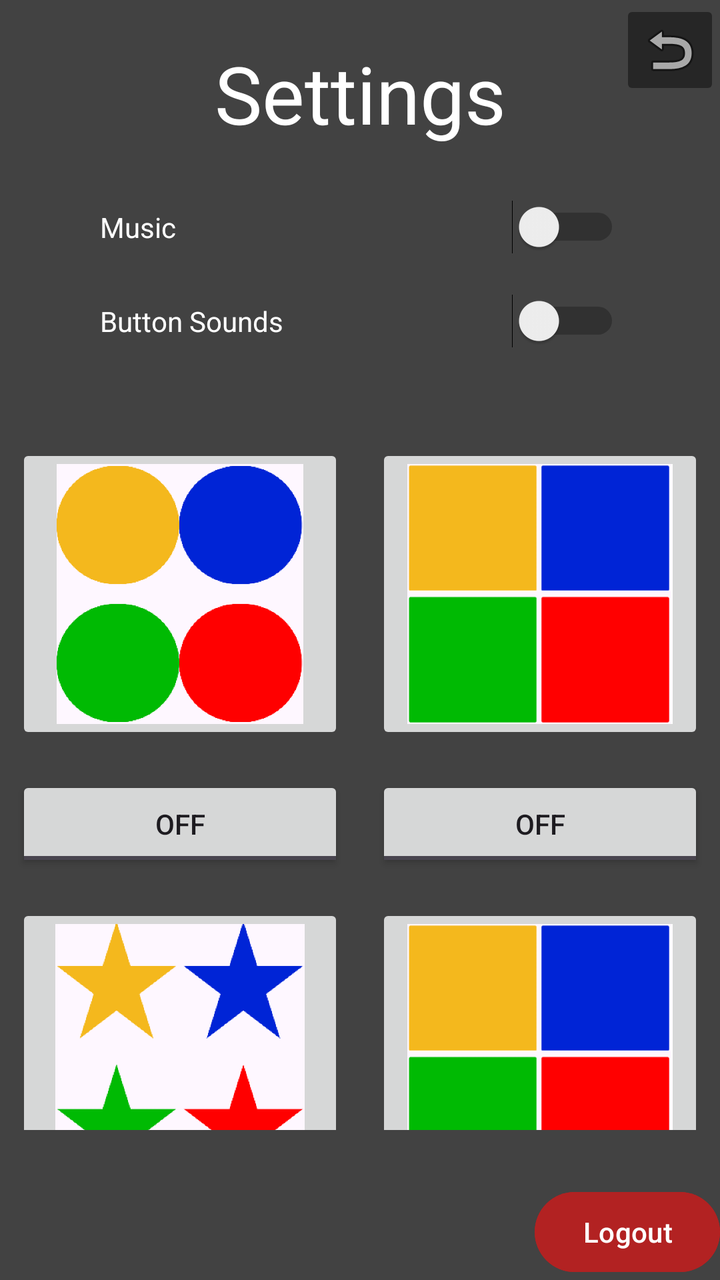
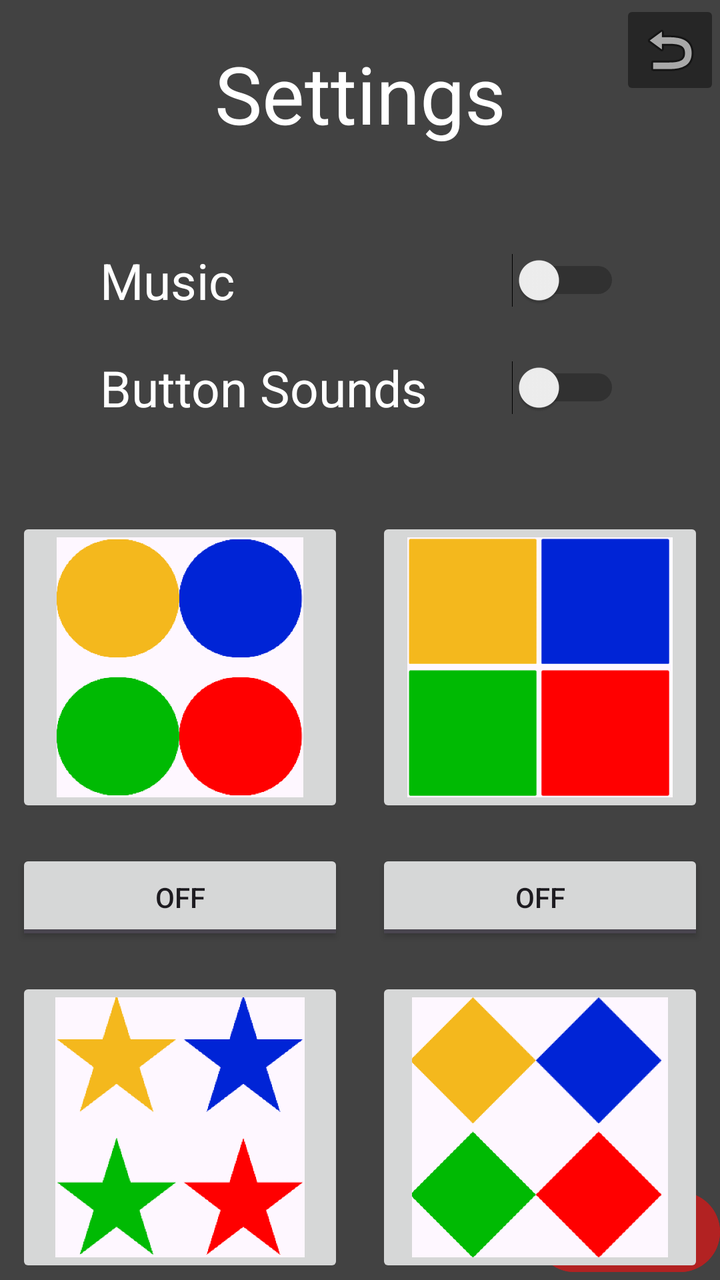

The first picture is an Android layout as it rendered before a commit; the second is the same layout after the commit. The layout source and the unified diff follow.
<!-- AndroidManifest.xml: application theme Theme.SaimonSays -->
<!-- res/layout/activity_settings.xml -->
<?xml version="1.0" encoding="utf-8"?>
<androidx.constraintlayout.widget.ConstraintLayout xmlns:android="http://schemas.android.com/apk/res/android"
    xmlns:app="http://schemas.android.com/apk/res-auto"
    xmlns:tools="http://schemas.android.com/tools"
    android:id="@+id/main"
    android:layout_width="match_parent"
    android:layout_height="match_parent"
    android:background="@color/leaderboard_backgroung"
    tools:context=".Settings">


    <ImageButton
        android:id="@+id/returnButton"
        android:layout_width="50dp"
        android:layout_height="50dp"
        app:layout_constraintEnd_toEndOf="parent"
        app:layout_constraintTop_toTopOf="parent"
        android:backgroundTint="@color/cardcolor"
        app:srcCompat="@android:drawable/ic_menu_revert"/>

    <Button
        android:id="@+id/logoutButton"
        android:layout_width="wrap_content"
        android:layout_height="wrap_content"
        android:textColor="@color/white"
        android:backgroundTint="@color/grayish_red"
        android:text="Logout"
        app:layout_constraintBottom_toBottomOf="parent"
        app:layout_constraintEnd_toEndOf="parent" />

    <LinearLayout
        android:layout_width="match_parent"
        android:layout_height="match_parent"
        android:layout_marginTop="100dp"

        android:layout_marginBottom="75dp"
        android:orientation="vertical"
        app:layout_constraintBottom_toBottomOf="parent"
        app:layout_constraintEnd_toEndOf="parent"
        app:layout_constraintStart_toStartOf="parent"
        app:layout_constraintTop_toBottomOf="@id/settingsTextview">

        <Switch
            android:id="@+id/musicSwitch"
            android:layout_width="match_parent"
            android:layout_height="wrap_content"
            android:layout_marginLeft="50dp"
            android:layout_marginRight="50dp"
            android:text="Music"
            android:textColor="@color/white" />

        <Switch
            android:id="@+id/ButtonSoundsSwitch"
            android:layout_width="match_parent"
            android:layout_height="wrap_content"
            android:layout_marginLeft="50dp"
            android:layout_marginTop="20dp"
            android:layout_marginRight="50dp"
            android:text="Button Sounds"
            android:textColor="@color/white" />

        <LinearLayout
            android:layout_width="match_parent"
            android:layout_height="wrap_content"
            android:layout_marginTop="20dp"
            android:orientation="vertical">



            <LinearLayout
                android:layout_width="match_parent"
                android:layout_height="wrap_content"
                android:layout_marginTop="20dp"
                android:orientation="horizontal">

                <ImageButton
                    android:id="@+id/default_saimonSays_layout"
                    android:layout_width="0dp"
                    android:layout_height="150dp"
                    android:layout_margin="8dp"
                    android:layout_weight="1"
                    android:scaleType="fitCenter"
                    app:srcCompat="@drawable/default_design_saimonsays" />

                <ImageButton
                    android:id="@+id/scecondDesign_saimonSays_layout"
                    android:layout_width="0dp"
                    android:layout_height="150dp"
                    android:layout_margin="8dp"
                    android:layout_weight="1"
                    android:scaleType="fitCenter"
                    app:srcCompat="@drawable/scecond_design_saimonsays" />
            </LinearLayout>
            <LinearLayout
                android:layout_width="match_parent"
                android:layout_height="wrap_content"
                android:orientation="horizontal">

                <ToggleButton
                    android:id="@+id/default_saimonSays_ToggleButton"
                    android:layout_width="0dp"
                    android:layout_height="wrap_content"
                    android:layout_margin="8dp"
                    android:layout_weight="1"
                    android:text="Default Design" />

                <ToggleButton
                    android:id="@+id/scecondDesign_saimonSays_ToggleButton"
                    android:layout_width="0dp"
                    android:layout_height="wrap_content"
                    android:layout_margin="8dp"
                    android:layout_weight="1"
                    android:text="Second Design" />
            </LinearLayout>

            <LinearLayout
                android:layout_width="match_parent"
                android:layout_height="wrap_content"
                android:orientation="horizontal">

                <ImageButton
                    android:id="@+id/thirdDesign_simonsays_imagebutton"
                    android:layout_width="0dp"
                    android:layout_height="150dp"
                    android:layout_margin="8dp"
                    android:layout_weight="1"
                    android:scaleType="fitCenter"
                    app:srcCompat="@drawable/third_design_saimonsays" />

                <ImageButton
                    android:id="@+id/imageButton6"
                    android:layout_width="0dp"
                    android:layout_height="150dp"
                    android:layout_margin="8dp"
                    android:layout_weight="1"
                    android:scaleType="fitCenter"
                    app:srcCompat="@drawable/scecond_design_saimonsays" />
            </LinearLayout>
            <LinearLayout
                android:layout_width="match_parent"
                android:layout_height="wrap_content"
                android:orientation="horizontal">

                <ToggleButton
                    android:id="@+id/toggleButton8"
                    android:layout_width="wrap_content"
                    android:layout_height="wrap_content"
                    android:layout_weight="1"
                    android:text="ToggleButton" />

                <ToggleButton
                    android:id="@+id/toggleButton9"
                    android:layout_width="wrap_content"
                    android:layout_height="wrap_content"
                    android:layout_weight="1"
                    android:text="ToggleButton" />
            </LinearLayout>
        </LinearLayout>
    </LinearLayout>

    <TextView
        android:id="@+id/settingsTextview"
        android:layout_width="wrap_content"
        android:layout_height="wrap_content"
        android:text="Settings"
        app:layout_constraintEnd_toEndOf="parent"
        android:textColor="@color/white"
        android:textSize="40dp"
        android:layout_marginTop="20dp"
        app:layout_constraintStart_toStartOf="parent"
        app:layout_constraintTop_toTopOf="parent" />

</androidx.constraintlayout.widget.ConstraintLayout>
<!-- resources referenced by this layout -->
<resources>
  <color name="cardcolor">#262626</color>
  <color name="grayish_red">#B22222</color>
  <color name="leaderboard_backgroung">#424242</color>
  <color name="white">#FFFFFFFF</color>
  <!-- drawable default_design_saimonsays: png bitmap (drawable, 13806 bytes) -->
  <!-- drawable scecond_design_saimonsays: png bitmap (drawable, 1842 bytes) -->
  <!-- drawable third_design_saimonsays: png bitmap (drawable, 18033 bytes) -->
  <style name="Theme.SaimonSays" parent="Base.Theme.SaimonSays" />
  <style name="Base.Theme.SaimonSays" parent="Theme.Material3.DayNight.NoActionBar">
          
          
      </style>
</resources>

<!-- the commit's change to res/layout/activity_settings.xml (unified diff, before → after) -->
@@ -30,12 +30,10 @@
 
     <LinearLayout
         android:layout_width="match_parent"
-        android:layout_height="match_parent"
-        android:layout_marginTop="100dp"
+        android:layout_height="wrap_content"
+        android:layout_marginTop="50dp"
 
-        android:layout_marginBottom="75dp"
         android:orientation="vertical"
-        app:layout_constraintBottom_toBottomOf="parent"
         app:layout_constraintEnd_toEndOf="parent"
         app:layout_constraintStart_toStartOf="parent"
         app:layout_constraintTop_toBottomOf="@id/settingsTextview">
@@ -47,6 +45,7 @@
             android:layout_marginLeft="50dp"
             android:layout_marginRight="50dp"
             android:text="Music"
+            android:textSize="25dp"
             android:textColor="@color/white" />
 
         <Switch
@@ -57,6 +56,7 @@
             android:layout_marginTop="20dp"
             android:layout_marginRight="50dp"
             android:text="Button Sounds"
+            android:textSize="25dp"
             android:textColor="@color/white" />
 
         <LinearLayout
@@ -64,7 +64,6 @@
             android:layout_height="wrap_content"
             android:layout_marginTop="20dp"
             android:orientation="vertical">
-
 
 
             <LinearLayout
@@ -91,6 +90,7 @@
                     android:scaleType="fitCenter"
                     app:srcCompat="@drawable/scecond_design_saimonsays" />
             </LinearLayout>
+
             <LinearLayout
                 android:layout_width="match_parent"
                 android:layout_height="wrap_content"
@@ -134,8 +134,9 @@
                     android:layout_margin="8dp"
                     android:layout_weight="1"
                     android:scaleType="fitCenter"
-                    app:srcCompat="@drawable/scecond_design_saimonsays" />
+                    app:srcCompat="@drawable/fourth_design_saimopnsays" />
             </LinearLayout>
+
             <LinearLayout
                 android:layout_width="match_parent"
                 android:layout_height="wrap_content"
<!-- resource entries referenced after the edit -->
@@ -5,6 +5,7 @@
   <color name="leaderboard_backgroung">#424242</color>
   <color name="white">#FFFFFFFF</color>
   <!-- drawable default_design_saimonsays: png bitmap (drawable, 13806 bytes) -->
+  <!-- drawable fourth_design_saimopnsays: png bitmap (drawable, 16597 bytes) -->
   <!-- drawable scecond_design_saimonsays: png bitmap (drawable, 1842 bytes) -->
   <!-- drawable third_design_saimonsays: png bitmap (drawable, 18033 bytes) -->
   <style name="Theme.SaimonSays" parent="Base.Theme.SaimonSays" />
